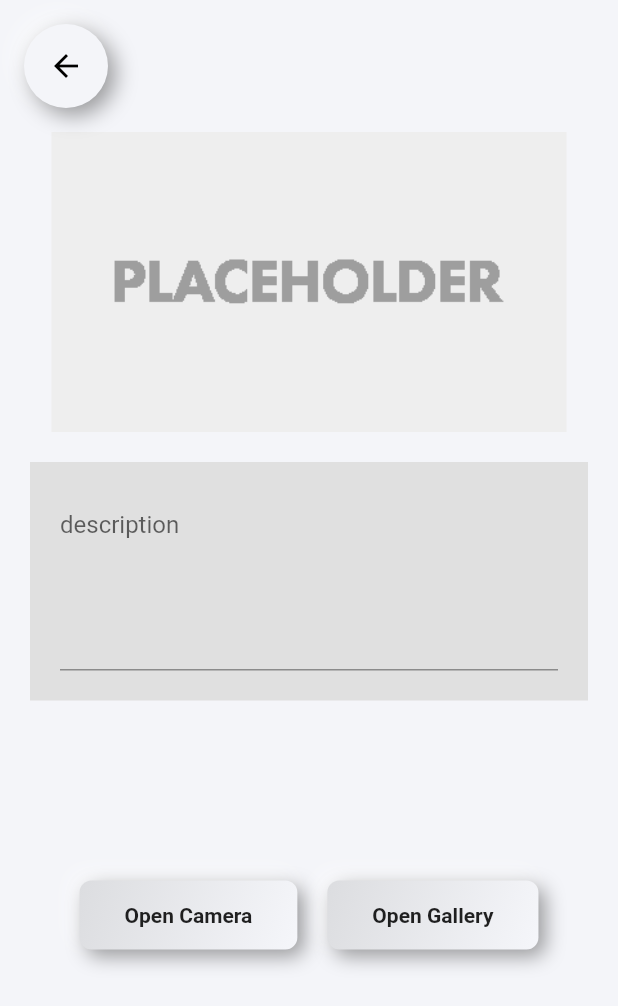
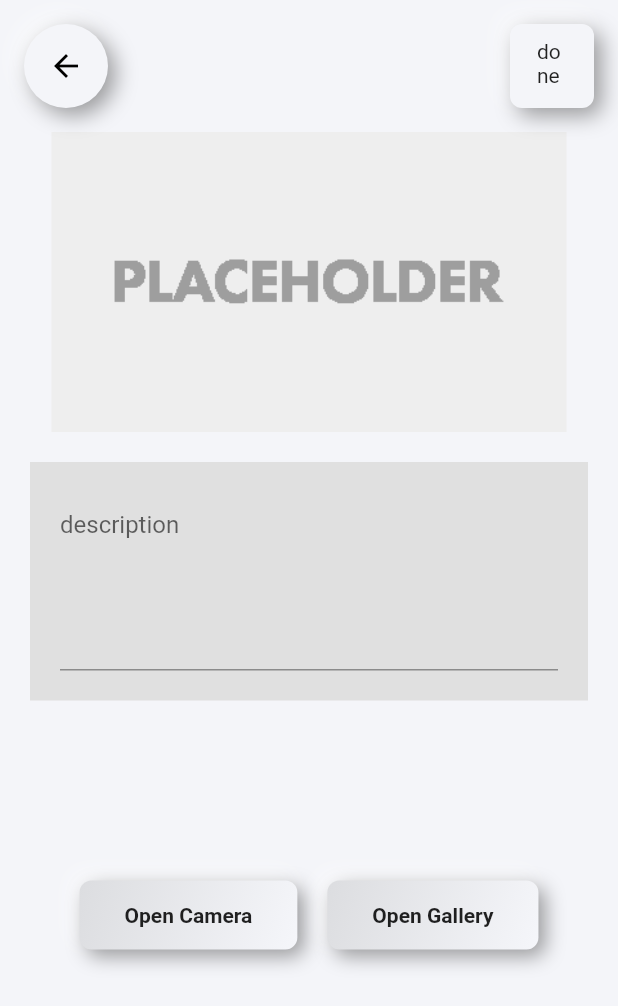
Before and after one commit to sunny-jang/cat_posting_app, a Flutter app: the screen it shows once a user with an empty profile is signed in, after a tap on "Add image", on a phone screen of 412 x 824 dp. Shown: the top 1006 px of the screen. Run offline on Flutter 3.47's test engine with Material 2 defaults, Android fonts, the phone set to English and light mode, and no system bars; drawn by our look-alikes of flutter_neumorphic; our stand-ins replace cloud_firestore, firebase_auth, firebase_core, firebase_database, firebase_storage, flutter_svg; accounts and stored records are empty; network calls fail.

```diff
--- a/lib/imagePickerPage.dart
+++ b/lib/imagePickerPage.dart
@@ -1,7 +1,9 @@
 
+import 'package:firebase_database/firebase_database.dart';
 import 'package:flutter/material.dart';
 import 'package:flutter_neumorphic/flutter_neumorphic.dart';
-
+import 'package:firebase_core/firebase_core.dart';
+import 'package:cloud_firestore/cloud_firestore.dart';
 class ImagePickerPage extends StatefulWidget {
 
   @override
@@ -11,11 +13,27 @@ class ImagePickerPage extends StatefulWidget {
 class _ImagePickerPageState extends State<ImagePickerPage> {
   final GlobalKey<FormState> _formKey = GlobalKey<FormState>();
   final TextEditingController _descriptionController = TextEditingController();
+  var file = 'assets/placeholder-client.png';
+  var des = 'test';
+
+  final dbRef = FirebaseDatabase.instance.reference().child("posts");
 
   @override
   Widget build(BuildContext context) {
     return Scaffold(
       appBar: NeumorphicAppBar(
+        actions: [
+          NeumorphicButton(
+            child: Text('done'),
+            onPressed: (){
+              print(file);
+              dbRef.push().set({
+                "image_url" : file,
+                "description" : des,
+              });
+            },
+          ),
+        ],
       ),
       body: Container(
         child: Column(
--- a/lib/main.dart
+++ b/lib/main.dart
@@ -46,7 +46,7 @@ class Splash extends StatelessWidget {
             //  If it's not login (When it's log out )
             return ChangeNotifierProvider<JoinOrLogin>(
               create: (context) => JoinOrLogin(),
-              child: LoginPage(), // Go to Loginpage
+              child: LoginPage(snapshot.data), // Go to Loginpage
             );
           } else {
             // otherwise call Timeline widget
--- a/lib/widgets/LoginPage.dart
+++ b/lib/widgets/LoginPage.dart
@@ -11,6 +11,8 @@ class LoginPage extends StatelessWidget {
   final GlobalKey<FormState> _formKey = GlobalKey<FormState>();
   final TextEditingController _emailController = TextEditingController();
   final TextEditingController _passwordController = TextEditingController();
+
+  LoginPage(user);
 
   @override
   Widget build(BuildContext context) {
--- a/pubspec.yaml
+++ b/pubspec.yaml
@@ -31,11 +31,12 @@ dependencies:
   flutter_neumorphic: ^3.0.1
   provider: ^3.0.0+1
   firebase_auth: ^0.14.0+5
-  cloud_firestore: ^0.12.9+4
+  cloud_firestore: ^0.13.7
   firebase_core: ^0.4.4+3
   firebase_storage: ^3.1.6
   image_picker: ^0.6.7+2
   flutter_svg: ^0.18.0
+  firebase_database: ^3.1.6
 
 dev_dependencies:
   flutter_test:
```
Also changed, not shown: pubspec.lock.
